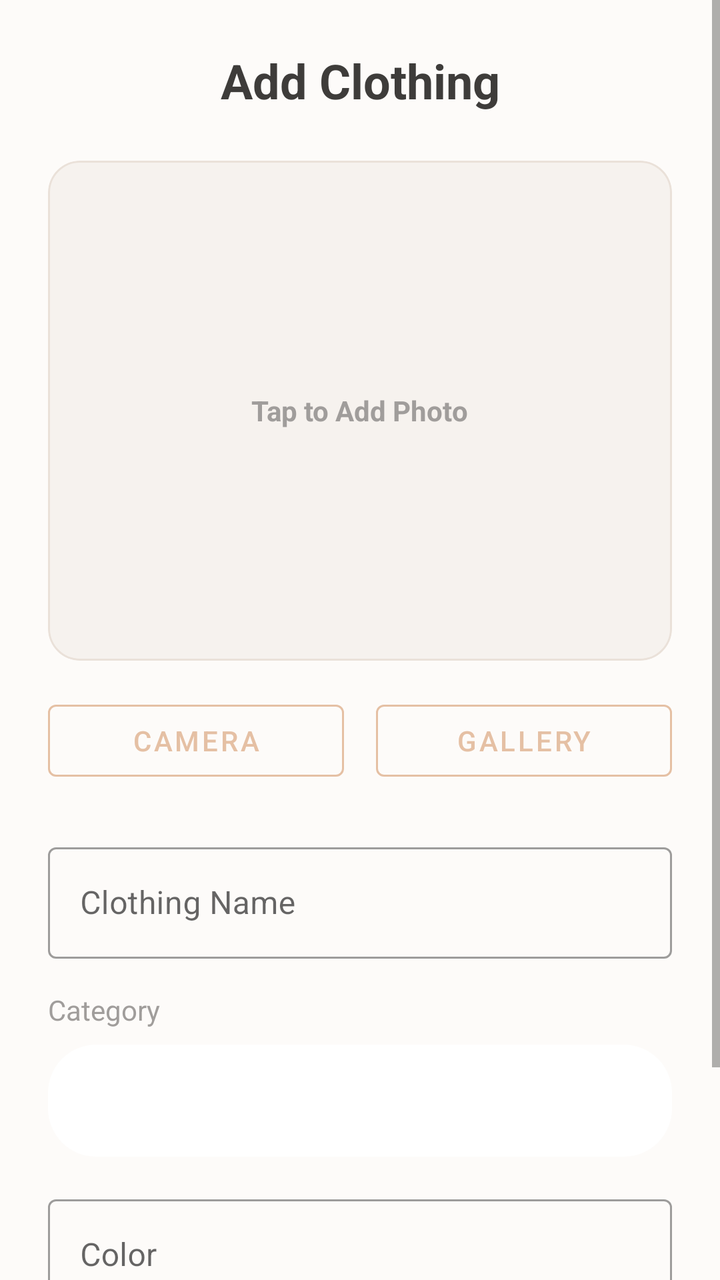
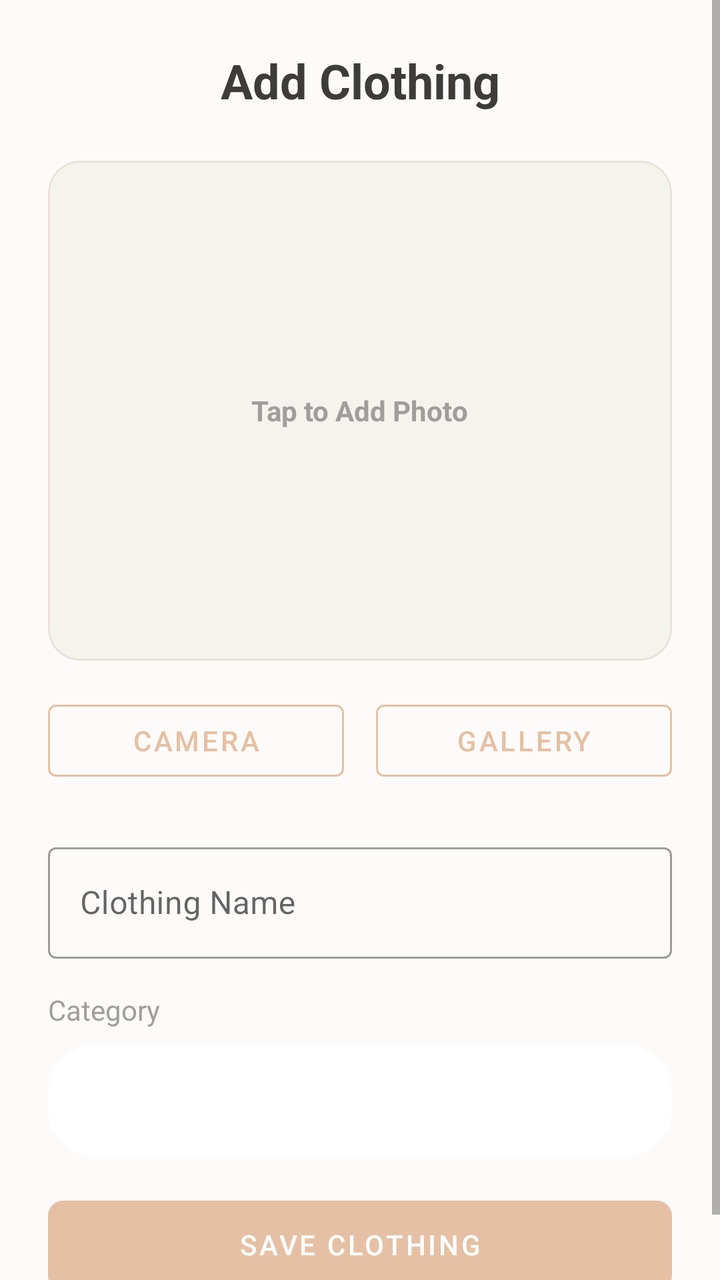

Two renders of the same Android screen: before a commit and after it. Below are the layout's source before the change and the commit's diff.
<!-- AndroidManifest.xml: application theme Theme.OutfitStudio -->
<!-- res/layout/activity_add_clothing.xml -->
<?xml version="1.0" encoding="utf-8"?>
<ScrollView xmlns:android="http://schemas.android.com/apk/res/android"
    xmlns:app="http://schemas.android.com/apk/res-auto"
    android:layout_width="match_parent"
    android:layout_height="match_parent"
    android:background="@color/background">

    <LinearLayout
        android:layout_width="match_parent"
        android:layout_height="wrap_content"
        android:orientation="vertical"
        android:padding="24dp">

        <TextView
            android:layout_width="match_parent"
            android:layout_height="wrap_content"
            android:text="Add Clothing"
            android:textSize="24sp"
            android:textStyle="bold"
            android:textColor="@color/on_background"
            android:textAlignment="center"
            android:layout_marginBottom="24dp"/>

        <com.google.android.material.card.MaterialCardView
            android:layout_width="match_parent"
            android:layout_height="250dp"
            app:cardCornerRadius="16dp"
            app:cardElevation="0dp"
            app:strokeColor="@color/card_border"
            app:strokeWidth="1dp"
            android:layout_marginBottom="16dp">

            <ImageView
                android:id="@+id/ivClothingPreview"
                android:layout_width="match_parent"
                android:layout_height="match_parent"
                android:scaleType="centerCrop"
                android:background="@color/secondary_variant" />

            <LinearLayout
                android:id="@+id/llImagePlaceholder"
                android:layout_width="match_parent"
                android:layout_height="match_parent"
                android:orientation="vertical"
                android:gravity="center"
                android:background="#33FFFFFF">
                
                <TextView
                    android:layout_width="wrap_content"
                    android:layout_height="wrap_content"
                    android:text="Tap to Add Photo"
                    android:textColor="@color/text_hint"
                    android:textStyle="bold"/>
            </LinearLayout>
        </com.google.android.material.card.MaterialCardView>

        <LinearLayout
            android:layout_width="match_parent"
            android:layout_height="wrap_content"
            android:orientation="horizontal"
            android:layout_marginBottom="24dp">
            
            <Button
                android:id="@+id/btnCamera"
                android:layout_width="0dp"
                android:layout_height="wrap_content"
                android:layout_weight="1"
                android:text="Camera"
                android:textColor="@color/primary"
                style="@style/Widget.MaterialComponents.Button.OutlinedButton"
                app:strokeColor="@color/primary"
                android:layout_marginEnd="8dp"/>
                
            <Button
                android:id="@+id/btnGallery"
                android:layout_width="0dp"
                android:layout_height="wrap_content"
                android:layout_weight="1"
                android:text="Gallery"
                android:textColor="@color/primary"
                style="@style/Widget.MaterialComponents.Button.OutlinedButton"
                app:strokeColor="@color/primary"
                android:layout_marginStart="8dp"/>
        </LinearLayout>

        <com.google.android.material.textfield.TextInputLayout
            android:layout_width="match_parent"
            android:layout_height="wrap_content"
            android:hint="Clothing Name"
            style="@style/Widget.MaterialComponents.TextInputLayout.OutlinedBox"
            android:layout_marginBottom="16dp">

            <com.google.android.material.textfield.TextInputEditText
                android:id="@+id/etName"
                android:layout_width="match_parent"
                android:layout_height="wrap_content"
                android:inputType="textCapWords" />
        </com.google.android.material.textfield.TextInputLayout>

        <TextView
            android:layout_width="match_parent"
            android:layout_height="wrap_content"
            android:text="Category"
            android:textColor="@color/text_hint"
            android:textSize="14sp"
            android:layout_marginBottom="8dp"/>
            
        <Spinner
            android:id="@+id/spinnerCategory"
            android:layout_width="match_parent"
            android:layout_height="56dp"
            android:background="@drawable/bg_button_rounded"
            android:backgroundTint="@color/surface"
            android:layout_marginBottom="16dp"/>

        <com.google.android.material.textfield.TextInputLayout
            android:layout_width="match_parent"
            android:layout_height="wrap_content"
            android:hint="Color"
            style="@style/Widget.MaterialComponents.TextInputLayout.OutlinedBox"
            android:layout_marginBottom="32dp">

            <com.google.android.material.textfield.TextInputEditText
                android:id="@+id/etColor"
                android:layout_width="match_parent"
                android:layout_height="wrap_content"
                android:inputType="textCapWords" />
        </com.google.android.material.textfield.TextInputLayout>

        <Button
            android:id="@+id/btnSave"
            android:layout_width="match_parent"
            android:layout_height="56dp"
            android:text="Save Clothing"
            android:textColor="@color/on_primary"
            android:backgroundTint="@color/primary"
            app:cornerRadius="8dp" />
            
        <ProgressBar
            android:id="@+id/progressBar"
            android:layout_width="match_parent"
            android:layout_height="wrap_content"
            android:visibility="gone"
            android:layout_marginTop="16dp"/>

    </LinearLayout>
</ScrollView>
<!-- resources referenced by this layout -->
<resources>
  <color name="background">#FDFBF9</color>
  <color name="card_border">#EAE1D9</color>
  <color name="on_background">#3E3C3A</color>
  <color name="on_primary">#FFFFFF</color>
  <color name="primary">#E5C0A4</color>
  <color name="secondary_variant">#F4EFEA</color>
  <color name="surface">#FFFFFF</color>
  <color name="text_hint">#A09D9B</color>
  <!-- drawable bg_button_rounded (drawable) -->
  <?xml version="1.0" encoding="utf-8"?>
  <shape xmlns:android="http://schemas.android.com/apk/res/android"
      android:shape="rectangle">
      <solid android:color="@color/primary"/>
      <corners android:radius="24dp"/>
  </shape>
  <style name="Theme.OutfitStudio" parent="Theme.MaterialComponents.Light.NoActionBar">
          <item name="android:textColor">@color/on_background</item>
          <item name="android:textColorHint">@color/text_hint</item>
          
          <item name="colorPrimary">@color/primary</item>
          <item name="colorPrimaryVariant">@color/primary_variant</item>
          <item name="colorOnPrimary">@color/on_primary</item>
          
          <item name="colorSecondary">@color/primary</item>
          <item name="colorSecondaryVariant">@color/primary_variant</item>
          <item name="colorOnSecondary">@color/on_primary</item>
          
          <item name="android:colorBackground">@color/background</item>
          <item name="colorSurface">@color/surface</item>
          
          <item name="android:statusBarColor">@color/background</item>
          <item name="android:windowLightStatusBar">true</item>
      </style>
  <color name="primary_variant">#D8A58B</color>
</resources>

<!-- the commit's change to res/layout/activity_add_clothing.xml (unified diff, before → after) -->
@@ -113,19 +113,7 @@
             android:backgroundTint="@color/surface"
             android:layout_marginBottom="16dp"/>
 
-        <com.google.android.material.textfield.TextInputLayout
-            android:layout_width="match_parent"
-            android:layout_height="wrap_content"
-            android:hint="Color"
-            style="@style/Widget.MaterialComponents.TextInputLayout.OutlinedBox"
-            android:layout_marginBottom="32dp">
 
-            <com.google.android.material.textfield.TextInputEditText
-                android:id="@+id/etColor"
-                android:layout_width="match_parent"
-                android:layout_height="wrap_content"
-                android:inputType="textCapWords" />
-        </com.google.android.material.textfield.TextInputLayout>
 
         <Button
             android:id="@+id/btnSave"
